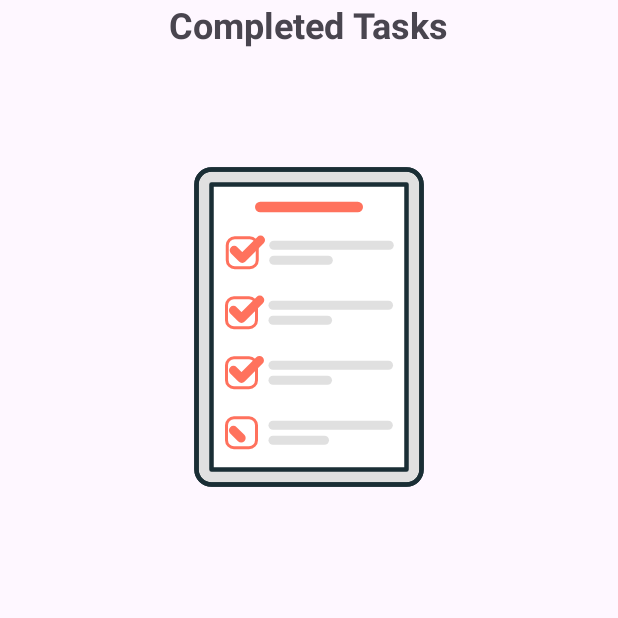
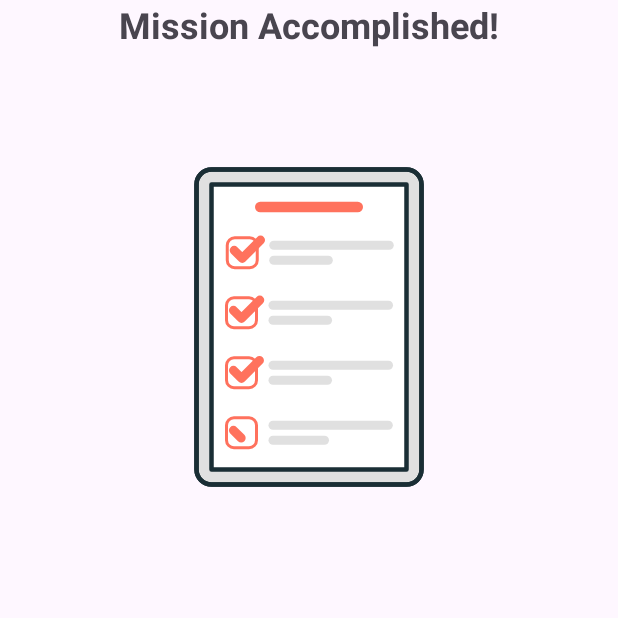
Before and after one commit to Nitintummala1/TodoListV2, an Android app: the fragment CompletedTasksFragment shown on its own in the app's theme, on a phone screen of 412 x 824 dp, the top half of it. Run offline under Robolectric (Android 15) with nearby library versions, the phone set to English and light mode, and no system bars; our stand-ins replace Dagger/Hilt's generated code, data binding; 2 statements that could not run were skipped.

Commit message:
strings changed

```diff
--- a/app/src/main/res/values/strings.xml
+++ b/app/src/main/res/values/strings.xml
@@ -1,5 +1,5 @@
 <resources>
-    <string name="app_name">To Do List</string>
+    <string name="app_name">My ToDoList App</string>
     <!-- TODO: Remove or change this placeholder text -->
     <string name="hello_blank_fragment">Hello blank fragment</string>
     <string name="title_activity_main2">MainActivity2</string>
@@ -19,7 +19,7 @@
     <string name="add_color">Add Color</string>
     <string name="categories">Categories</string>
     <string name="tasks_to_do">Tasks To Do</string>
-    <string name="completed_tasks">Completed Tasks</string>
+    <string name="completed_tasks">Mission Accomplished!</string>
     <string name="create_task">Create Task</string>
     <string name="enter_task_information">Enter Task Information</string>
     <string name="due_date">Due Date</string>
```
